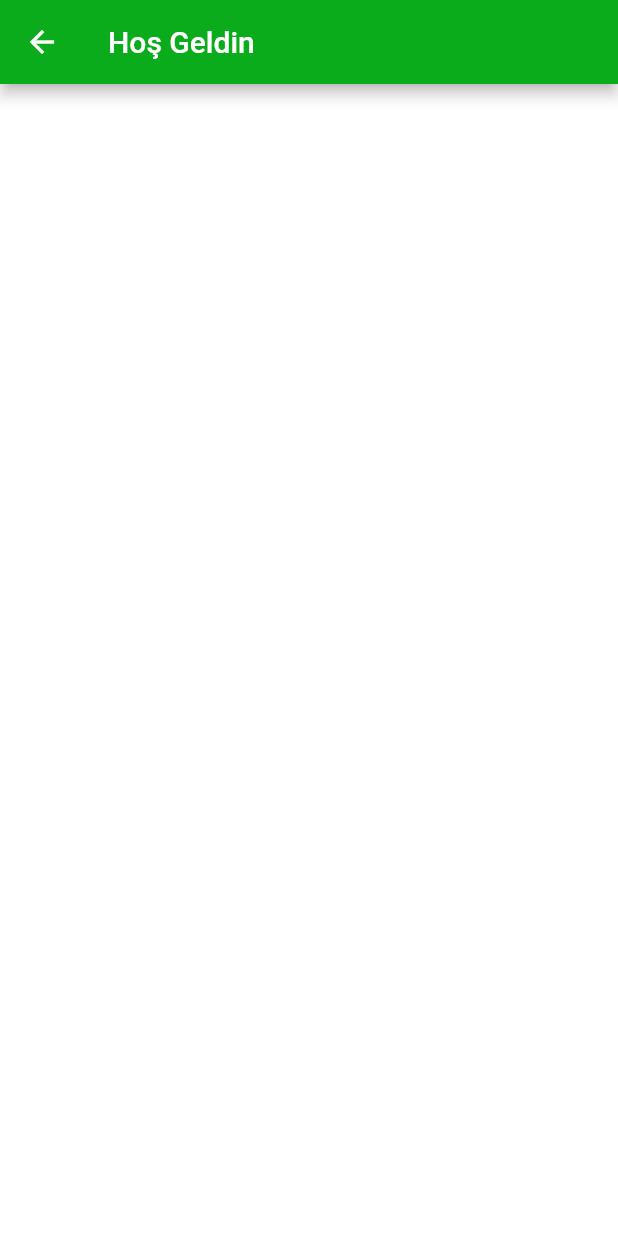
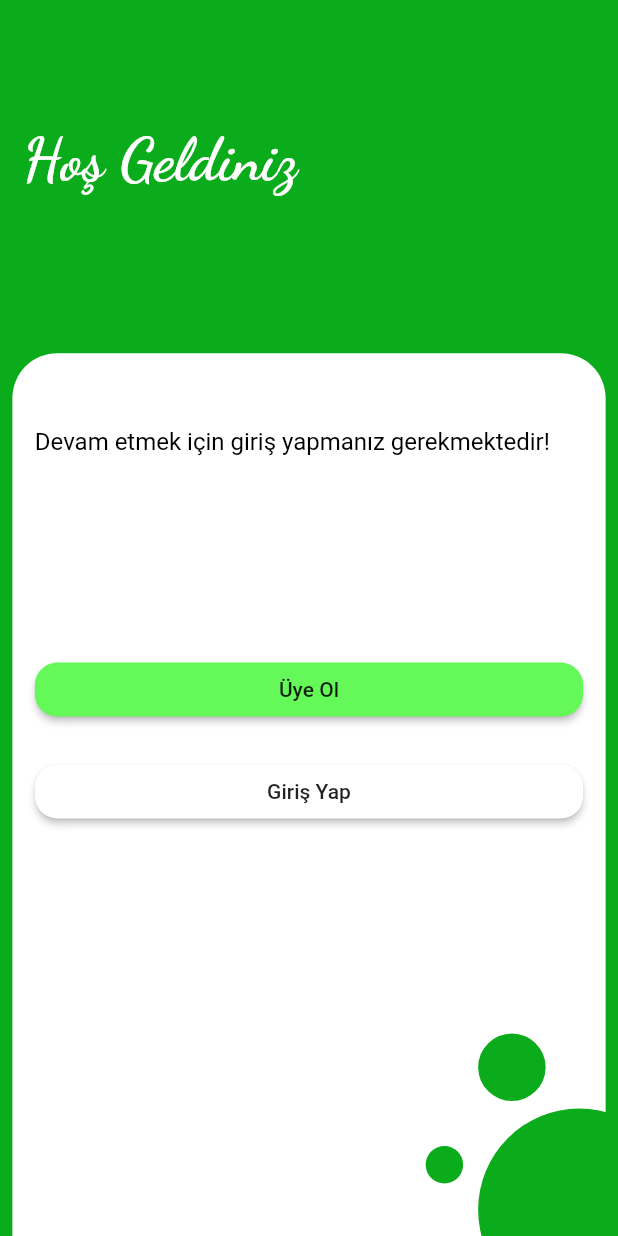
Before and after one commit to alphansaridogan/tarim_4_0, a Flutter app: the WelcomeScreen screen opened by its route, on a phone screen of 412 x 824 dp. Run offline on Flutter 3.47's test engine with Material 2 defaults, Android fonts, the phone set to English and light mode, and no system bars; our stand-ins replace google_fonts, stacked; missing offline and left inert: bottom_bar.

Commit message:
appBarWidget eklendi Welcome sayfası güncellendi

```diff
--- /dev/null
+++ b/lib/config/widget/app_bar_widget.dart
@@ -0,0 +1,49 @@
+import 'package:flutter/material.dart';
+
+import 'package:tarim_4_0/constants/constants.dart';
+
+class AppBarWidget extends StatelessWidget {
+  Color? color;
+  String title;
+  String? subTitle;
+  Size size;
+  AppBarWidget({
+    Key? key,
+    this.color,
+    required this.title,
+    this.subTitle,
+    required this.size,
+  }) : super(key: key);
+
+  @override
+  Widget build(BuildContext context) {
+    return Container(
+      width: size.width,
+      color: color ?? Constants.green,
+      child: Padding(
+        padding: const EdgeInsets.symmetric(horizontal: 15),
+        child: Column(
+          crossAxisAlignment: CrossAxisAlignment.start,
+          children: [
+            SizedBox(
+              height: size.height * 0.1,
+            ),
+            Text(
+              title,
+              style: Constants.googleHeadline1,
+            ),
+            const SizedBox(
+              height: 30,
+            ),
+            subTitle != null
+                ? Text(
+                    subTitle!,
+                    style: Constants.headline2,
+                  )
+                : const Text(""),
+          ],
+        ),
+      ),
+    );
+  }
+}
--- a/lib/constants/constants.dart
+++ b/lib/constants/constants.dart
@@ -1,13 +1,14 @@
 import 'package:flutter/material.dart';
+import 'package:google_fonts/google_fonts.dart';
 
 class Constants {
   //renkler
   static Color green = const Color.fromRGBO(11, 172, 27, 1);
   static Color lightGreen = const Color.fromRGBO(101, 248, 89, 1);
-  static Color white = const Color.fromRGBO(255, 255, 255, 1);
+  static const Color white = Color.fromRGBO(255, 255, 255, 1);
 
   //Başlık için kullanılan textstyle'lar
-  static TextStyle headline1 = const TextStyle(
+  static const TextStyle headline1 = TextStyle(
       inherit: false,
       fontSize: 25,
       color: Colors.white,
@@ -22,10 +23,15 @@ class Constants {
       fontSize: 12,
       color: Colors.white,
       fontWeight: FontWeight.bold);
+  static TextStyle googleHeadline1 = GoogleFonts.dancingScript(
+      color: white,
+      locale: const Locale("tr", "TR"),
+      fontSize: 40,
+      fontWeight: FontWeight.bold);
 
   //Altyazılar için kullanılan textstyle'lar
-  static TextStyle subtitle1 =
-      const TextStyle(inherit: false, fontSize: 15, color: Colors.white);
+  static const TextStyle subtitle1 =
+      TextStyle(inherit: false, fontSize: 16, color: Colors.black);
   static TextStyle subtitle2 =
       const TextStyle(inherit: false, fontSize: 12, color: Colors.white);
   static TextStyle subtitle3 =
--- a/lib/screens/iot_screen/iot_screen.dart
+++ b/lib/screens/iot_screen/iot_screen.dart
@@ -14,7 +14,9 @@ class IotScreen extends StatelessWidget {
         appBar: AppBar(
           title: const Text('Tarım 4.0'),
         ),
-        body: Center(
+        body: Column(
+          children: [
+            Center(
               child: ElevatedButton(
                   onPressed: () {
                     Navigator.pushNamed(context, '/buy_iot');
@@ -23,6 +25,20 @@ class IotScreen extends StatelessWidget {
                   ///örnek geçiş olsun diye koydum
                   child: const Text('Satın Al')),
             ),
+            const SizedBox(
+              height: 50,
+            ),
+            Center(
+              child: ElevatedButton(
+                  onPressed: () {
+                    Navigator.pushNamed(context, '/welcome');
+                  },
+
+                  ///örnek geçiş olsun diye koydum
+                  child: const Text('welcome')),
+            ),
+          ],
+        ),
       ),
     );
   }
--- a/lib/screens/welcome_screen/welcome_screen.dart
+++ b/lib/screens/welcome_screen/welcome_screen.dart
@@ -1,5 +1,8 @@
 import 'package:flutter/material.dart';
 import 'package:stacked/stacked.dart';
+import 'package:tarim_4_0/config/widget/app_bar_widget.dart';
+import 'package:tarim_4_0/config/widget/custompainters/elips_painter.dart';
+import 'package:tarim_4_0/constants/constants.dart';
 import 'package:tarim_4_0/screens/welcome_screen/welcome_screen_model.dart';
 
 class WelcomeScreen extends StatelessWidget {
@@ -7,12 +10,116 @@ class WelcomeScreen extends StatelessWidget {
 
   @override
   Widget build(BuildContext context) {
+    Size size = MediaQuery.of(context).size;
     return ViewModelBuilder<WelcomeScreenModel>.reactive(
       viewModelBuilder: () => WelcomeScreenModel(),
       onModelReady: (model) => model.init(),
       builder: (context, model, child) => Scaffold(
-        appBar: AppBar(
-          title: const Text('Hoş Geldin'),
+        backgroundColor: Constants.green,
+        body: Column(
+          children: [
+            Expanded(
+              flex: 2,
+              child: AppBarWidget(
+                size: size,
+                title: "Hoş Geldiniz",
+              ),
+            ),
+            Expanded(
+              flex: 5,
+              child: Stack(
+                children: [
+                  Container(
+                    width: size.width * 0.96,
+                    child: Padding(
+                      padding: const EdgeInsets.symmetric(horizontal: 15),
+                      child: Column(
+                        crossAxisAlignment: CrossAxisAlignment.stretch,
+                        children: [
+                          SizedBox(
+                            height: size.height * 0.06,
+                          ),
+                          const Text(
+                            "Devam etmek için giriş yapmanız gerekmektedir!",
+                            style: Constants.subtitle1,
+                          ),
+                          SizedBox(
+                            height: size.height * 0.16,
+                          ),
+                          MaterialButton(
+                            shape: RoundedRectangleBorder(
+                              borderRadius: BorderRadius.circular(15),
+                            ),
+                            color: Constants.lightGreen,
+                            onPressed: () {},
+                            child: const Text("Üye Ol"),
+                          ),
+                          const SizedBox(height: 20),
+                          MaterialButton(
+                            shape: RoundedRectangleBorder(
+                              borderRadius: BorderRadius.circular(15),
+                            ),
+                            color: Constants.white,
+                            onPressed: () {},
+                            child: const Text("Giriş Yap"),
+                          ),
+                        ],
+                      ),
+                    ),
+                    decoration: const BoxDecoration(
+                      color: Constants.white,
+                      borderRadius: BorderRadius.only(
+                        topLeft: Radius.circular(30),
+                        topRight: Radius.circular(30),
+                      ),
+                    ),
+                  ),
+                  Positioned(
+                    bottom: 100,
+                    right: 100,
+                    child: Container(
+                      child: CustomPaint(
+                        painter: ElipsPainter(
+                          left: 15,
+                          top: 15,
+                          bottom: 150,
+                          right: 150,
+                        ),
+                      ),
+                    ),
+                  ),
+                  Positioned(
+                    bottom: 150,
+                    right: 100,
+                    child: Container(
+                      child: CustomPaint(
+                        painter: ElipsPainter(
+                          left: 15,
+                          top: 15,
+                          bottom: 60,
+                          right: 60,
+                        ),
+                      ),
+                    ),
+                  ),
+                  Positioned(
+                    bottom: 75,
+                    right: 135,
+                    child: Container(
+                      child: CustomPaint(
+                        painter: ElipsPainter(
+                          left: 15,
+                          top: 15,
+                          bottom: 40,
+                          right: 40,
+                        ),
+                      ),
+                    ),
+                  ),
+                ],
+              ),
+            ),
+          ],
         ),
       ),
     );
--- a/pubspec.yaml
+++ b/pubspec.yaml
@@ -42,6 +42,9 @@ dependencies:
 
   #mvvm + statemanangment
   stacked: ^2.3.6
+
+  #google fonts
+  google_fonts: ^2.3.2
 
 dev_dependencies:
   flutter_test:
```
Lines whose indentation alone changed are shown as unchanged.
